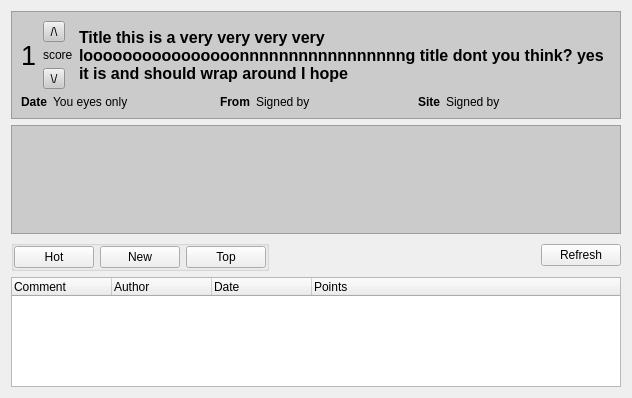
Old version of the form retroshare-gui/src/gui/gxs/GxsCommentDialog.ui in the repository RetroShare/RetroShare.
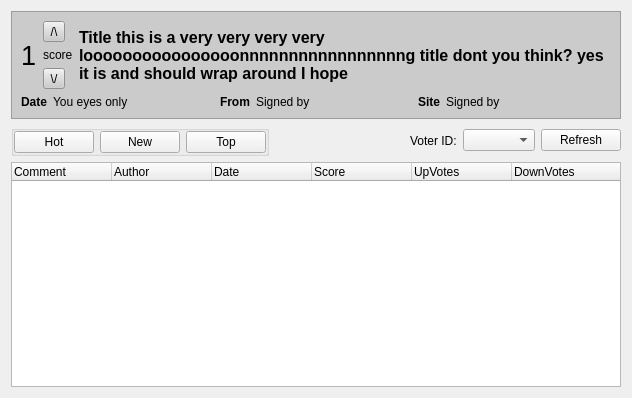
New version of the form. Custom widgets are drawn as their Qt base class.

Commit message: Major improvements to Comments GUI for channels and posted.  - Split GxsIdWidgetTreeItem into two types.  - Added Voter Id into Comment Dialog.  - Expanded Comment display to show Votes and Score.  - Expanded Comment Context Menu to include Voting and Reputation Options.  - Fixed up CreateComment Dialog to include AuthorId, and enabled.  - Completed Basic Comment Voting.  - Made Comment Windows Closable.  - Cleanup up Channel Posts before loading new ones.  - Fixed up Channel Post Attachments, and Thumbnails.  - Added View Comments button to Channel Posts  - Misc other Bugs.

The edit to the form file:
```diff
--- a/retroshare-gui/src/gui/gxs/GxsCommentDialog.ui
+++ b/retroshare-gui/src/gui/gxs/GxsCommentDialog.ui
@@ -241,13 +241,6 @@
      </layout>
     </widget>
    </item>
-   <item>
-    <widget class="QTextBrowser" name="notesBrowser">
-     <property name="styleSheet">
-      <string notr="true">background-color: rgb(203, 203, 203);</string>
-     </property>
-    </widget>
-   </item>
    <item>
     <layout class="QHBoxLayout" name="horizontalLayout">
      <item>
@@ -321,7 +314,17 @@
       </spacer>
      </item>
      <item>
-      <widget class="QPushButton" name="pushButton_5">
+      <widget class="QLabel" name="label_2">
+       <property name="text">
+        <string>Voter ID:</string>
+       </property>
+      </widget>
+     </item>
+     <item>
+      <widget class="GxsIdChooser" name="idChooser"/>
+     </item>
+     <item>
+      <widget class="QPushButton" name="refreshButton">
        <property name="text">
         <string>Refresh</string>
        </property>
@@ -348,7 +351,17 @@
      </column>
      <column>
       <property name="text">
-       <string>Points</string>
+       <string>Score</string>
+      </property>
+     </column>
+     <column>
+      <property name="text">
+       <string>UpVotes</string>
+      </property>
+     </column>
+     <column>
+      <property name="text">
+       <string>DownVotes</string>
       </property>
      </column>
     </widget>
@@ -356,6 +369,11 @@
   </layout>
  </widget>
  <customwidgets>
+  <customwidget>
+   <class>GxsIdChooser</class>
+   <extends>QComboBox</extends>
+   <header>gui/gxs/GxsIdChooser.h</header>
+  </customwidget>
   <customwidget>
    <class>GxsCommentTreeWidget</class>
    <extends>QTreeWidget</extends>
```
The commit also changes 18 other files.
